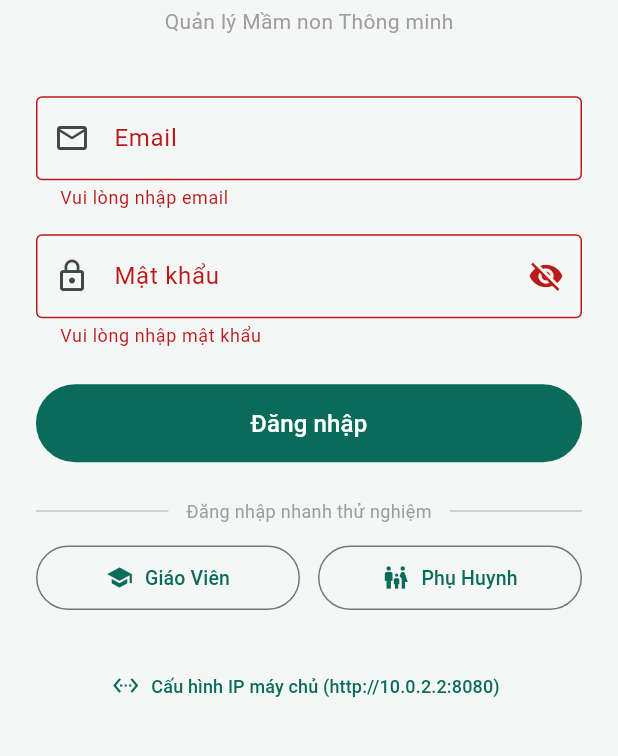
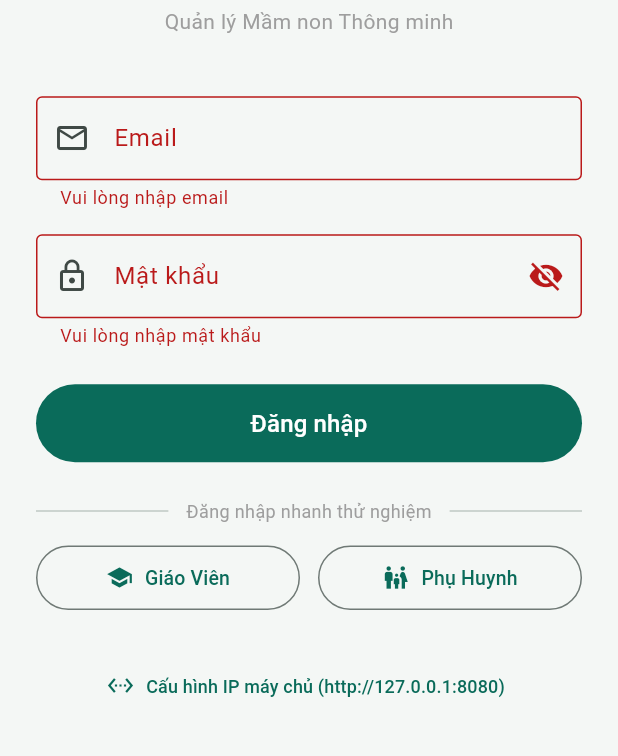
Before and after one commit to FPTU-SEP490-G23/kidpro-app, a Flutter app: the screen it shows after launch, after a tap on "Đăng nhập", on a phone screen of 412 x 824 dp, the part 356-1112 px from its top. Run offline on Flutter 3.47's test engine with Material 3 defaults, Android fonts, the phone set to English and light mode, and no system bars; our stand-ins replace camera, dio, flutter_secure_storage, go_router, image_picker, qr_flutter; missing offline and left inert: google_mlkit_face_detection; accounts and stored records are empty; network calls fail.

Commit message:
Update app

```diff
--- a/kidpro_mobile/lib/core/network/api_client.dart
+++ b/kidpro_mobile/lib/core/network/api_client.dart
@@ -8,22 +8,18 @@ class ApiClient {
   static ApiClient? _instance;
   late final Dio dio;
 
-  static String get defaultHostUrl =>
-      Platform.isAndroid ? 'http://10.0.2.2:8080' : 'http://127.0.0.1:8080';
+  static String get defaultHostUrl => 'http://127.0.0.1:8080';
 
   String get baseUrl => dio.options.baseUrl;
   String get currentBaseUrl => dio.options.baseUrl;
 
   ApiClient._() {
     dio = Dio(BaseOptions(
-      baseUrl: const String.fromEnvironment('BASE_URL', defaultValue: ''),
+      baseUrl: const String.fromEnvironment('BASE_URL', defaultValue: 'http://127.0.0.1:8080'),
       connectTimeout: const Duration(seconds: 15),
       receiveTimeout: const Duration(seconds: 15),
       headers: {'Content-Type': 'application/json'},
     ));
-    if (dio.options.baseUrl.isEmpty) {
-      dio.options.baseUrl = defaultHostUrl;
-    }
     dio.interceptors.add(AuthInterceptor(dio));
     _loadSavedBaseUrl();
   }
@@ -33,10 +29,10 @@ class ApiClient {
     if (saved != null &&
         saved.isNotEmpty &&
         saved != 'http://192.168.10.125:8080' &&
-        saved != 'http://127.0.0.1:8080') {
+        saved != 'http://10.0.2.2:8080') {
       dio.options.baseUrl = saved;
     } else {
-      dio.options.baseUrl = defaultHostUrl;
+      dio.options.baseUrl = 'http://127.0.0.1:8080';
     }
   }
 
--- a/kidpro_mobile/lib/features/auth/screens/login_screen.dart
+++ b/kidpro_mobile/lib/features/auth/screens/login_screen.dart
@@ -270,8 +270,8 @@ class _LoginScreenState extends State<LoginScreen> {
                         onPressed: () => setDialogState(() => ctrl.text = 'http://127.0.0.1:8080'),
                       ),
                       ActionChip(
-                        label: const Text('Wi-Fi (192.168.10.125)', style: TextStyle(fontSize: 11)),
-                        onPressed: () => setDialogState(() => ctrl.text = 'http://192.168.10.125:8080'),
+                        label: const Text('Wi-Fi (192.168.1.2)', style: TextStyle(fontSize: 11)),
+                        onPressed: () => setDialogState(() => ctrl.text = 'http://192.168.1.2:8080'),
                       ),
                       ActionChip(
                         label: const Text('Emulator (10.0.2.2)', style: TextStyle(fontSize: 11)),
--- a/kidpro_mobile/lib/features/teacher/screens/face_attendance_camera_screen.dart
+++ b/kidpro_mobile/lib/features/teacher/screens/face_attendance_camera_screen.dart
@@ -537,7 +537,7 @@ class _FaceAttendanceCameraScreenState extends State<FaceAttendanceCameraScreen>
               controller: _urlCtrl,
               decoration: const InputDecoration(
                 labelText: 'AI Backend Base URL',
-                hintText: 'http://127.0.0.1:8000 hoặc http://192.168.10.125:8000',
+                hintText: 'http://127.0.0.1:8000 hoặc http://192.168.1.2:8000',
                 border: OutlineInputBorder(),
               ),
             ),
@@ -550,8 +550,8 @@ class _FaceAttendanceCameraScreenState extends State<FaceAttendanceCameraScreen>
                   onPressed: () => _urlCtrl.text = 'http://127.0.0.1:8000',
                 ),
                 ActionChip(
-                  label: const Text('Wi-Fi LAN (192.168.10.125)', style: TextStyle(fontSize: 11)),
-                  onPressed: () => _urlCtrl.text = 'http://192.168.10.125:8000',
+                  label: const Text('Wi-Fi LAN (192.168.1.2)', style: TextStyle(fontSize: 11)),
+                  onPressed: () => _urlCtrl.text = 'http://192.168.1.2:8000',
                 ),
                 ActionChip(
                   label: const Text('10.0.2.2 (Emulator)', style: TextStyle(fontSize: 11)),
```
Also changed, not shown: 1 other file.
